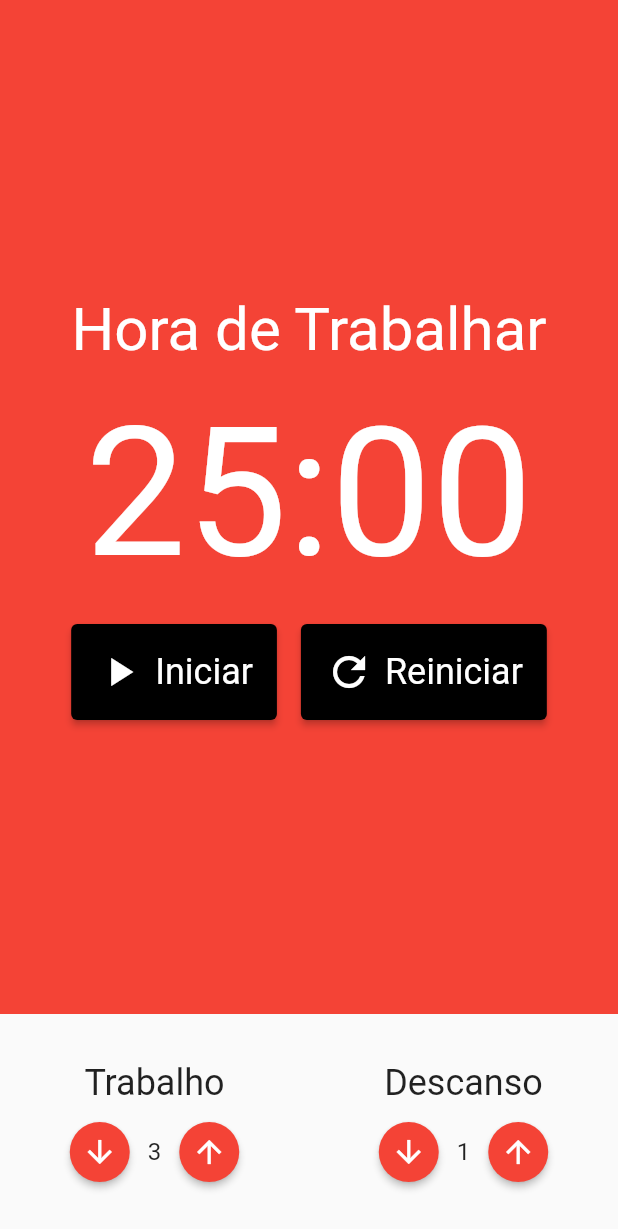
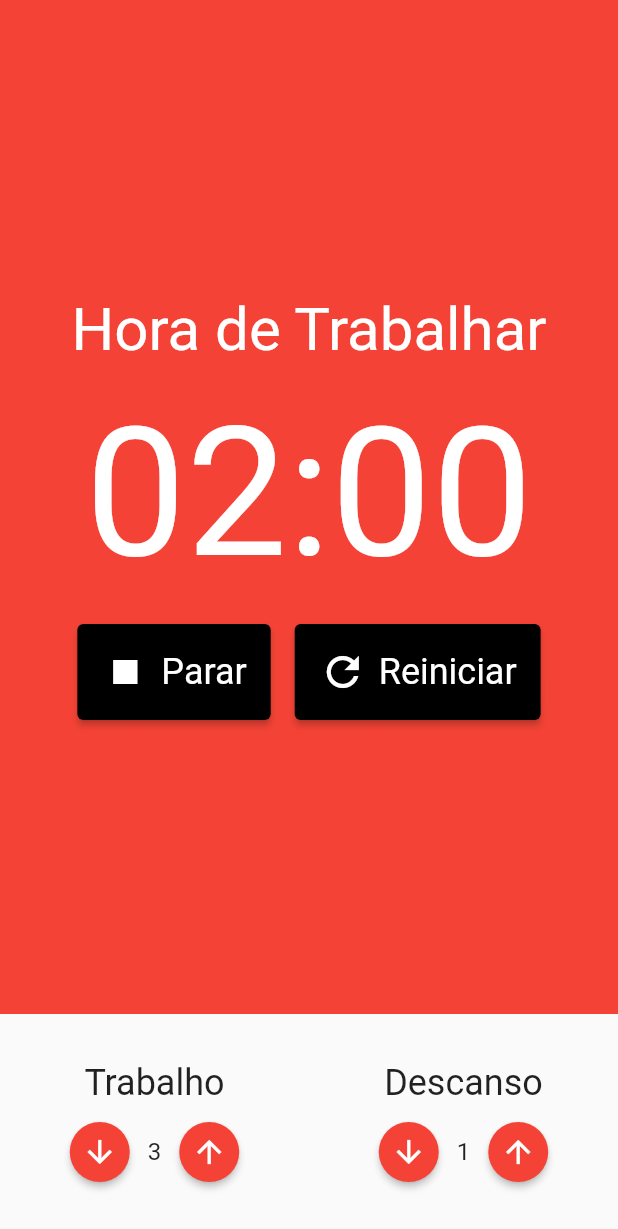
Before and after one commit to xandefreitas/MobX_Pomodoro, a Flutter app: the screen it shows after launch, item 2 of the bottom bar chosen, after a tap on "Iniciar", on a phone screen of 412 x 824 dp. Shown: the top 1229 px of the screen. Run offline on Flutter 3.47's test engine with Material 2 defaults, Android fonts, the phone set to English and light mode, and no system bars; our stand-ins replace flutter_mobx, mobx; generated files the repository leaves out were written again.

Commit message:
465. Pomodoro Store 02

```diff
--- a/lib/components/botao_cronometro.dart
+++ b/lib/components/botao_cronometro.dart
@@ -3,10 +3,12 @@ import 'package:flutter/material.dart';
 class BotaoCronometro extends StatelessWidget {
   final IconData icone;
   final String texto;
+  final void Function()? onPressed;
   const BotaoCronometro({
     Key? key,
     required this.icone,
     required this.texto,
+    this.onPressed,
   }) : super(key: key);
 
   @override
@@ -17,7 +19,7 @@ class BotaoCronometro extends StatelessWidget {
         padding: EdgeInsets.all(16),
         textStyle: TextStyle(fontSize: 24),
       ),
-      onPressed: () {},
+      onPressed: onPressed,
       child: Row(
         children: [
           Padding(
--- a/lib/components/cronometro.dart
+++ b/lib/components/cronometro.dart
@@ -1,17 +1,21 @@
 import 'package:flutter/material.dart';
+import 'package:flutter_mobx/flutter_mobx.dart';
 import 'package:flutter_mobx_pomodoro/components/botao_cronometro.dart';
+import 'package:flutter_mobx_pomodoro/store/pomodoro_store.dart';
+import 'package:provider/provider.dart';
 
 class Cronometro extends StatelessWidget {
   const Cronometro({Key? key}) : super(key: key);
 
   @override
   Widget build(BuildContext context) {
+    final store = Provider.of<PomodoroStore>(context);
     return Container(
       color: Colors.red,
       child: Column(
         mainAxisAlignment: MainAxisAlignment.center,
         children: [
-          Text(
+          const Text(
             'Hora de Trabalhar',
             style: TextStyle(
               fontSize: 40,
@@ -20,30 +24,45 @@ class Cronometro extends StatelessWidget {
           ),
           SizedBox(height: 16),
           Text(
-            '25:00',
+            '${store.minutos.toString().padLeft(2, '0')}:${store.segundos.toString().padLeft(2, '0')}',
             style: TextStyle(
               fontSize: 120,
               color: Colors.white,
             ),
           ),
           SizedBox(height: 16),
-          Row(
+          Observer(
+            builder: (_) => Row(
               mainAxisAlignment: MainAxisAlignment.center,
               children: [
-              Padding(
+                !store.iniciado
+                    ? Padding(
                         padding: const EdgeInsets.only(right: 8.0),
-                child: BotaoCronometro(icone: Icons.play_arrow, texto: 'Iniciar'),
+                        child: BotaoCronometro(
+                          icone: Icons.play_arrow,
+                          texto: 'Iniciar',
+                          onPressed: store.iniciar,
                         ),
-              // Padding(
-              //   padding: const EdgeInsets.only(right:8.0),
-              //   child: BotaoCronometro(icone: Icons.stop, texto: 'Parar'),
-              // ),
+                      )
+                    : Padding(
+                        padding: const EdgeInsets.only(right: 8.0),
+                        child: BotaoCronometro(
+                          icone: Icons.stop,
+                          texto: 'Parar',
+                          onPressed: store.parar,
+                        ),
+                      ),
                 Padding(
                   padding: const EdgeInsets.only(left: 8.0),
-                child: BotaoCronometro(icone: Icons.refresh, texto: 'Reiniciar'),
+                  child: BotaoCronometro(
+                    icone: Icons.refresh,
+                    texto: 'Reiniciar',
+                    onPressed: store.reiniciar,
+                  ),
                 ),
               ],
-          )
+            ),
+          ),
         ],
       ),
     );
```
Also changed, not shown: lib/store/pomodoro_store.dart (+24 -0 lines), lib/store/pomodoro_store.g.dart. Lines whose indentation alone changed are shown as unchanged.
